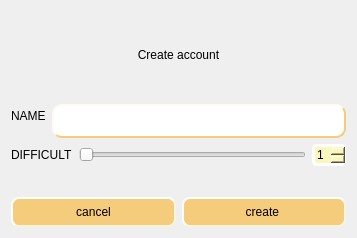
First picture: the form in src/windows/uis/LoginDialog.ui, repository ZulusK/orchestrix, before the edit.
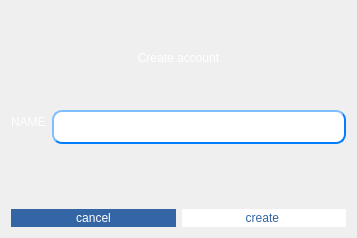
Second picture: the form after the edit. Icons and pictures are not drawn.

What changed in the file:
```diff
--- a/src/windows/uis/LoginDialog.ui
+++ b/src/windows/uis/LoginDialog.ui
@@ -17,7 +17,9 @@
    <item>
     <widget class="QLabel" name="label_3">
      <property name="styleSheet">
-      <string notr="true">font: 75 20pt &quot;URW Bookman L&quot;;</string>
+      <string notr="true">font: 75 30pt &quot;URW Bookman L&quot;;
+color:white;
+</string>
      </property>
      <property name="text">
       <string>Create account</string>
@@ -32,7 +34,9 @@
      <item row="0" column="0">
       <widget class="QLabel" name="label">
        <property name="styleSheet">
-        <string notr="true">font: 75 17pt &quot;URW Bookman L&quot;;</string>
+        <string notr="true">font: 75 17pt &quot;URW Bookman L&quot;;
+color:white;
+</string>
        </property>
        <property name="text">
         <string>NAME</string>
@@ -46,7 +50,7 @@
     border-style: outset;
     border-width: 2px;
     border-radius: 10px;
-    border-color: rgb(245, 203, 124);
+    border-color:rgb(0, 126, 255);
     font: 14px;
     min-width: 10em;
     padding: 6px;
@@ -57,52 +61,7 @@
       </widget>
      </item>
      <item row="2" column="0" colspan="2">
-      <layout class="QHBoxLayout" name="horizontalLayout">
-       <item>
-        <widget class="QLabel" name="label_2">
-         <property name="styleSheet">
-          <string notr="true">font: 75 17pt &quot;URW Bookman L&quot;;</string>
-         </property>
-         <property name="text">
-          <string>DIFFICULT</string>
-         </property>
-        </widget>
-       </item>
-       <item>
-        <widget class="QSlider" name="horizontalSlider">
-         <property name="styleSheet">
-          <string notr="true"/>
-         </property>
-         <property name="minimum">
-          <number>1</number>
-         </property>
-         <property name="maximum">
-          <number>5</number>
-         </property>
-         <property name="orientation">
-          <enum>Qt::Horizontal</enum>
-         </property>
-        </widget>
-       </item>
-       <item>
-        <widget class="QSpinBox" name="spinBox">
-         <property name="styleSheet">
-          <string notr="true">border: 3px solid white; 
-border-radius: 5px; 
-background-color: rgb(250, 247, 190);</string>
-         </property>
-         <property name="minimum">
-          <number>1</number>
-         </property>
-         <property name="maximum">
-          <number>5</number>
-         </property>
-         <property name="value">
-          <number>1</number>
-         </property>
-        </widget>
-       </item>
-      </layout>
+      <layout class="QHBoxLayout" name="horizontalLayout"/>
      </item>
     </layout>
    </item>
@@ -111,14 +70,21 @@
      <item>
       <widget class="QPushButton" name="pushButton_2">
        <property name="styleSheet">
-        <string notr="true">font: 75 15pt &quot;URW Bookman L&quot;;
-background-color: rgb(245, 203, 124);
-border-style: outset;
-border-width: 2px;
-border-radius: 8px;
-border-color: beige;
-min-width: 5em;
- padding: 6px;</string>
+        <string notr="true">QPushButton{
+font: 75 30pt &quot;URW Bookman L&quot;;
+background-color: rgb(52, 101, 164);
+ border-style: outset;
+ border-width: 2px;
+color:white;
+ border-radius: 20%;
+ border-color: rgba(0,0,0,0);
+}
+QPushButton:hover{
+border-width: 0px;
+background-color: rgb(255,20,0);
+border-radius: 20%;
+}
+</string>
        </property>
        <property name="text">
         <string>cancel</string>
@@ -128,15 +94,21 @@
      <item>
       <widget class="QPushButton" name="pushButton">
        <property name="styleSheet">
-        <string notr="true">font: 75 15pt &quot;URW Bookman L&quot;;
-font: 75 15pt &quot;URW Bookman L&quot;;
-background-color: rgb(245, 203, 124);
-border-style: outset;
-border-width: 2px;
-border-radius: 8px;
-border-color: beige;
-min-width: 5em;
- padding: 6px;</string>
+        <string notr="true">QPushButton{
+font: 75 30pt &quot;URW Bookman L&quot;;
+background-color: white;
+ border-style: outset;
+ border-width: 2px;
+color:rgb(52, 101, 164);
+ border-radius: 20%;
+ border-color: rgba(0,0,0,0);
+}
+QPushButton:hover{
+border-width: 0px;
+background-color: rgb(255,20,0);
+border-radius: 20%;
+}
+</string>
        </property>
        <property name="text">
         <string>create </string>
@@ -147,8 +119,8 @@
        </property>
        <property name="iconSize">
         <size>
-         <width>25</width>
-         <height>25</height>
+         <width>30</width>
+         <height>30</height>
         </size>
        </property>
       </widget>
```
Left out of the diff: 8 changed lines with no effect on the pictures.
